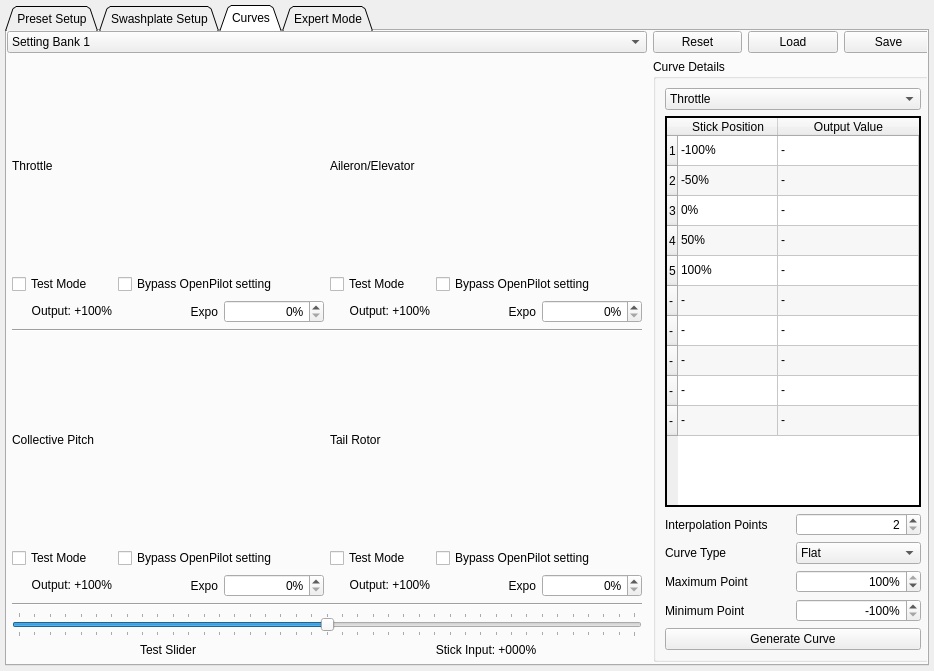
Old version of the form ground/openpilotgcs/src/plugins/config/fblheli.ui in the repository vooon/OpenPilot.
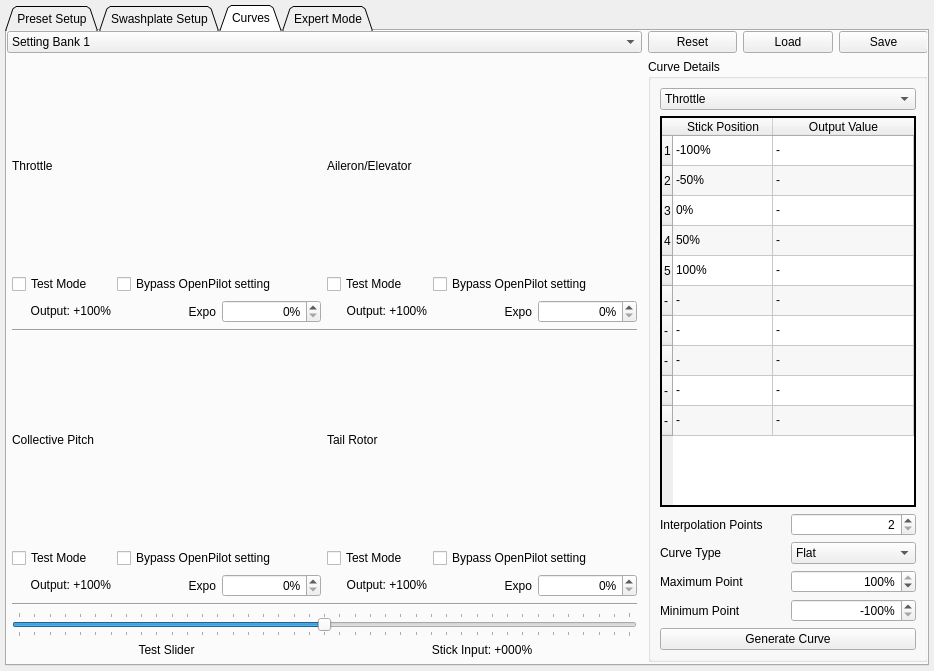
New version of the form. Custom widgets are drawn as their Qt base class.

Commit message: - added doxygen documentation for curve tab methods nad vars

```diff
--- a/ground/openpilotgcs/src/plugins/config/fblheli.ui
+++ b/ground/openpilotgcs/src/plugins/config/fblheli.ui
@@ -616,7 +616,7 @@
             <rect>
              <x>0</x>
              <y>0</y>
-             <width>926</width>
+             <width>921</width>
              <height>631</height>
             </rect>
            </property>
```
Left out of the diff: 2 changed lines with no effect on the pictures. The commit also changes 2 other files.
